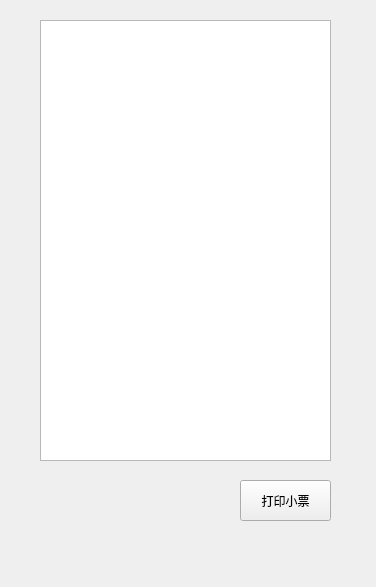
The window that item/Supermarket_management_system/bill.ui (hewei-bit/QT-Learing) describes before a commit, drawn with Qt 5.
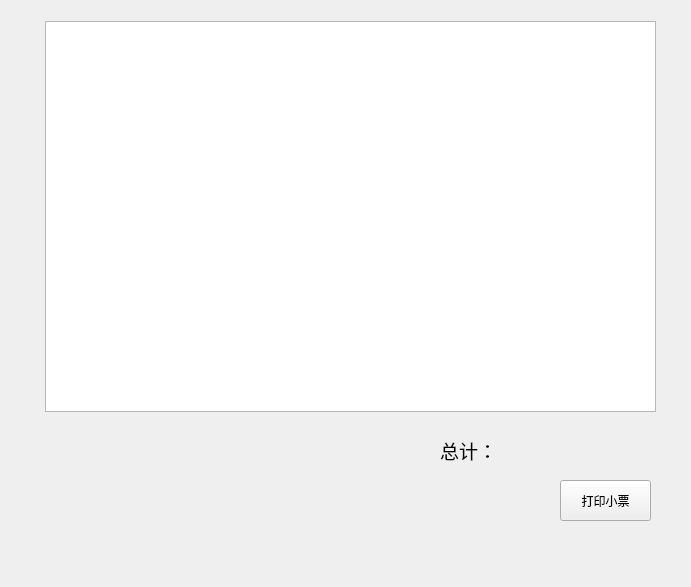
The same window after the commit.

The edit to the form file:
```diff
--- a/item/Supermarket_management_system/bill.ui
+++ b/item/Supermarket_management_system/bill.ui
@@ -6,7 +6,7 @@
    <rect>
     <x>0</x>
     <y>0</y>
-    <width>376</width>
+    <width>691</width>
     <height>587</height>
    </rect>
   </property>
@@ -20,7 +20,7 @@
    <widget class="QPushButton" name="return_Btn">
     <property name="geometry">
      <rect>
-      <x>240</x>
+      <x>560</x>
       <y>480</y>
       <width>91</width>
       <height>41</height>
@@ -30,16 +30,38 @@
      <string>打印小票</string>
     </property>
    </widget>
-   <widget class="QListView" name="listView">
+   <widget class="QListWidget" name="listWidget">
     <property name="geometry">
      <rect>
-      <x>40</x>
-      <y>20</y>
-      <width>291</width>
-      <height>441</height>
+      <x>45</x>
+      <y>21</y>
+      <width>611</width>
+      <height>391</height>
      </rect>
     </property>
    </widget>
+   <widget class="QLabel" name="label">
+    <property name="geometry">
+     <rect>
+      <x>440</x>
+      <y>430</y>
+      <width>211</width>
+      <height>41</height>
+     </rect>
+    </property>
+    <property name="font">
+     <font>
+      <family>微软雅黑</family>
+      <pointsize>14</pointsize>
+     </font>
+    </property>
+    <property name="lineWidth">
+     <number>0</number>
+    </property>
+    <property name="text">
+     <string>总计：</string>
+    </property>
+   </widget>
   </widget>
   <widget class="QMenuBar" name="menubar">
    <property name="geometry">
```
Left out of the diff: 2 changed lines with no effect on the pictures.
